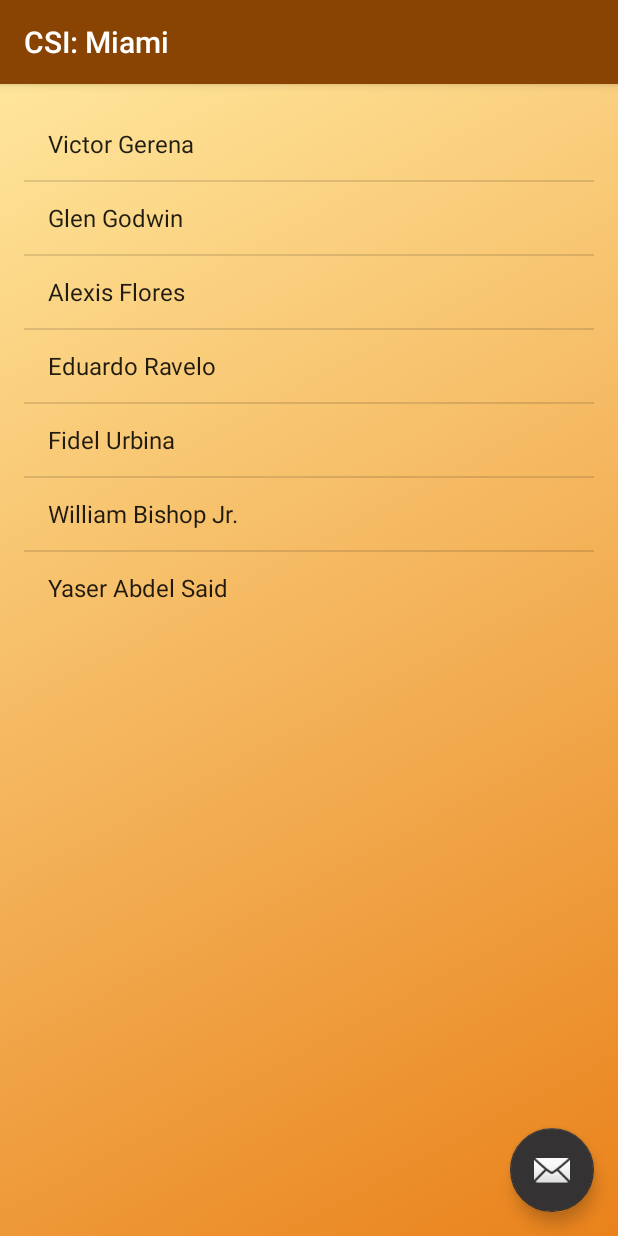
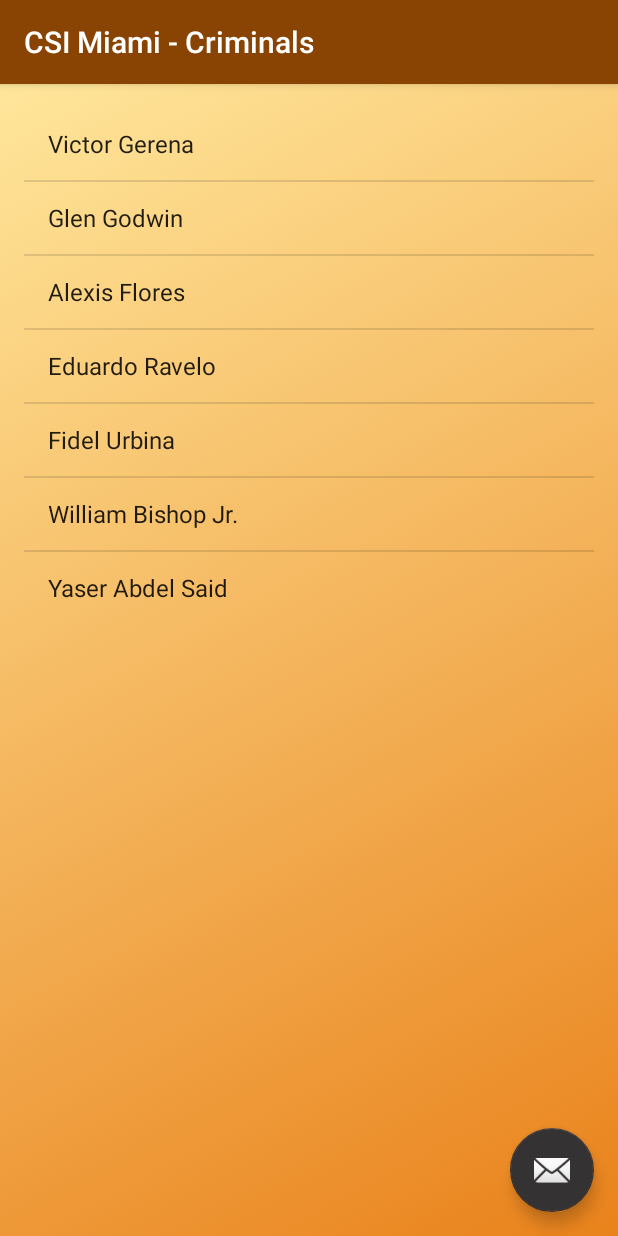
Before and after one commit to HDauven/SmartMobile, an Android app: the screen it shows after launch (CriminalsList), on a phone screen of 412 x 824 dp. Run offline under Robolectric (Android 15) with nearby library versions, the phone set to English and light mode, and no system bars.

Commit message:
Week 3 - Refactoring

```diff
--- a/Hein/SMTE41/Week 3/CSI_Miami/app/src/main/AndroidManifest.xml
+++ b/Hein/SMTE41/Week 3/CSI_Miami/app/src/main/AndroidManifest.xml
@@ -10,7 +10,7 @@
         android:theme="@style/AppTheme">
         <activity
             android:name=".CriminalsList"
-            android:label="@string/app_name"
+            android:label="@string/title_activity_criminalslist"
             android:theme="@style/AppTheme.NoActionBar">
             <intent-filter>
                 <action android:name="android.intent.action.MAIN" />
@@ -24,7 +24,7 @@
             android:theme="@style/AppTheme.NoActionBar" />
         <activity
             android:name=".MainActivity"
-            android:label="@string/title_activity_criminalslist"
+            android:label="@string/title_activity_main"
             android:theme="@style/AppTheme.NoActionBar"></activity>
     </application>
 
--- a/Hein/SMTE41/Week 3/CSI_Miami/app/src/main/res/layout/content_criminalslist.xml
+++ b/Hein/SMTE41/Week 3/CSI_Miami/app/src/main/res/layout/content_criminalslist.xml
@@ -2,17 +2,11 @@
 <LinearLayout xmlns:android="http://schemas.android.com/apk/res/android"
     xmlns:app="http://schemas.android.com/apk/res-auto"
     xmlns:tools="http://schemas.android.com/tools"
-    android:layout_width="match_parent"
-    android:layout_height="match_parent"
-    android:paddingBottom="@dimen/activity_vertical_margin"
-    android:paddingLeft="@dimen/activity_horizontal_margin"
-    android:paddingRight="@dimen/activity_horizontal_margin"
-    android:paddingTop="@dimen/activity_vertical_margin"
     android:orientation="vertical"
     app:layout_behavior="@string/appbar_scrolling_view_behavior"
     tools:context=".CriminalsList"
     tools:showIn="@layout/activity_criminalslist"
-    android:background="@drawable/main_background_selector">
+    style="@style/ActivityLayout">
 
     <ListView
         style="@style/ListViewBase"
--- a/Hein/SMTE41/Week 3/CSI_Miami/app/src/main/res/values/strings.xml
+++ b/Hein/SMTE41/Week 3/CSI_Miami/app/src/main/res/values/strings.xml
@@ -17,5 +17,6 @@
     <string name="gpsText">GPS position</string>
     <string name="callText">Call 113</string>
     <string name="scumText">Criminal scum</string>
-    <string name="title_activity_criminalslist">CSI Miami - Criminal details</string>
+    <string name="title_activity_criminalslist">CSI Miami - Criminals</string>
+    <string name="title_activity_main">CSI Miami - Criminal details</string>
 </resources>
--- a/Hein/SMTE41/Week 3/CSI_Miami/app/src/main/res/values/styles.xml
+++ b/Hein/SMTE41/Week 3/CSI_Miami/app/src/main/res/values/styles.xml
@@ -16,6 +16,16 @@
     <style name="AppTheme.AppBarOverlay" parent="ThemeOverlay.AppCompat.Dark.ActionBar" />
 
     <style name="AppTheme.PopupOverlay" parent="ThemeOverlay.AppCompat.Light" />
+
+    <style name="ActivityLayout">
+        <item name="android:layout_width">match_parent</item>
+        <item name="android:layout_height">match_parent</item>
+        <item name="android:background">@drawable/main_background_selector</item>
+        <item name="android:paddingBottom">@dimen/activity_vertical_margin</item>
+        <item name="android:paddingLeft">@dimen/activity_horizontal_margin</item>
+        <item name="android:paddingRight">@dimen/activity_horizontal_margin</item>
+        <item name="android:paddingTop">@dimen/activity_vertical_margin</item>
+    </style>
 
     <style name="ButtonBase">
         <item name="android:background">@drawable/button</item>
@@ -84,7 +94,7 @@
         <item name="android:textColor">@color/TableRowText</item>
     </style>
 
-    <style name="ListViewBase">
+    <style name="ListViewBase" parent="android:Widget.Material.ListView">
         <item name="android:layout_width">match_parent</item>
         <item name="android:layout_height">wrap_content</item>
         <item name="android:layout_gravity">center_horizontal</item>
```
Also changed, not shown: Hein/SMTE41/Week 3/CSI_Miami/app/src/main/res/layout/content_main.xml (+1 -8 lines), Hein/SMTE41/Week 3/CSI_Miami/app/src/main/res/layout/content_report.xml (+1 -7 lines).
